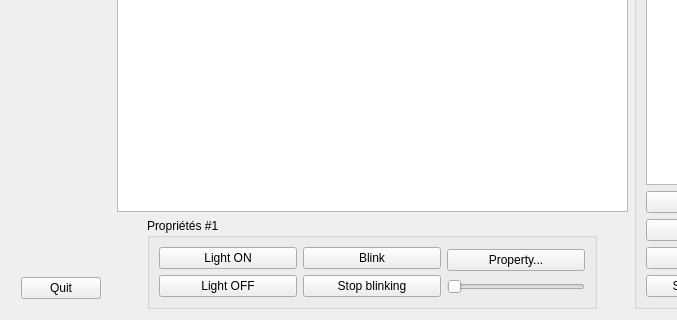
Old version of the form data/FormDali.ui in the repository calaos/calaos_installer; both pictures show x 0 to 677 and y 240 to 560 of the 825 by 560 pixel window.
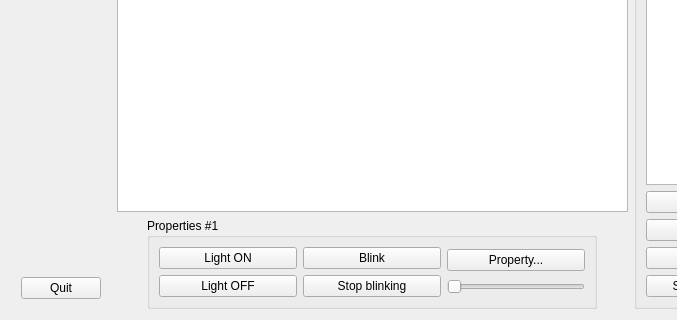
New version of the form. Icons and pictures are not drawn.

What changed in the file:
```diff
--- a/data/FormDali.ui
+++ b/data/FormDali.ui
@@ -135,7 +135,7 @@
           </size>
          </property>
          <property name="title">
-          <string>Propriétés #1</string>
+          <string>Properties #1</string>
          </property>
          <layout class="QHBoxLayout" name="horizontalLayout_2">
           <item>
```
Left out of the diff: 3 changed lines with no effect on the pictures.
